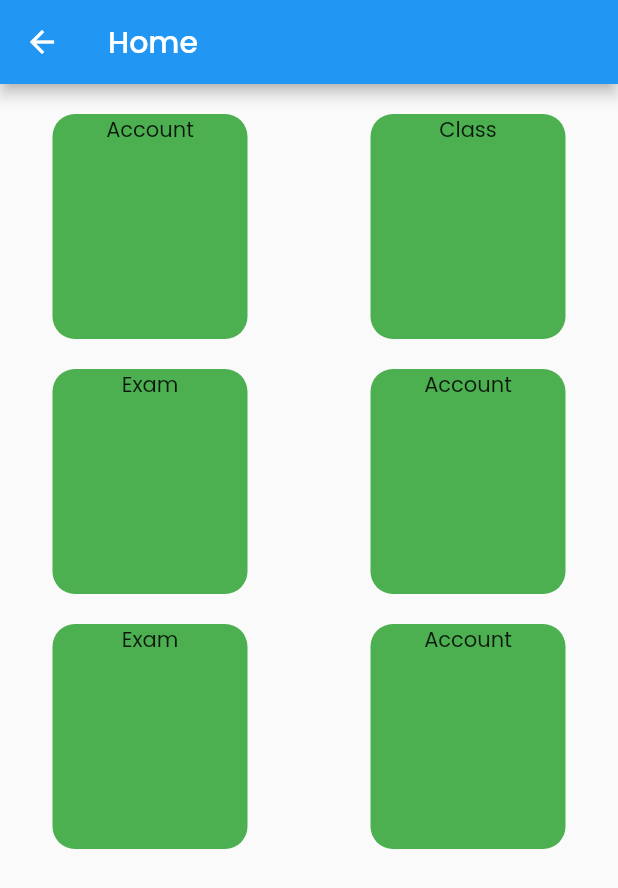
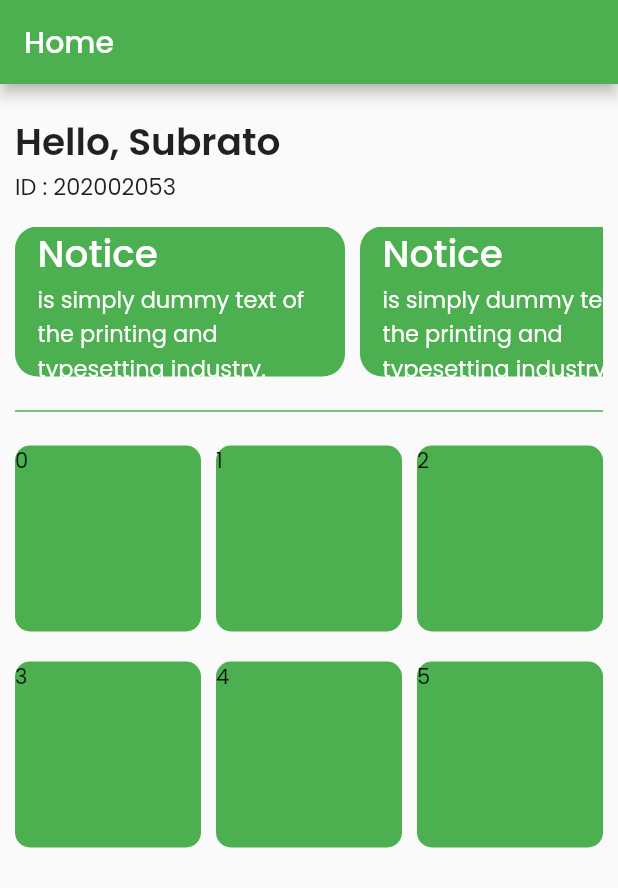
Before and after one commit to SubratoBcodez/smart-edu-app, a Flutter app: the Home screen opened by its route, on a phone screen of 412 x 824 dp. Shown: the top 888 px of the screen. Run offline on Flutter 3.47's test engine with Material 2 defaults, Android fonts, the phone set to English and light mode, and no system bars; our stand-ins replace cloud_firestore, firebase_auth, firebase_core, firebase_storage, flutter_onboarding_slider, get and 5 more; accounts and stored records are empty.

Commit message:
SubratoB

```diff
--- a/lib/views/home.dart
+++ b/lib/views/home.dart
@@ -7,115 +7,132 @@ class Home extends StatelessWidget {
   Widget build(BuildContext context) {
     return Scaffold(
         appBar: AppBar(
-        title: Text('Home'),
+          backgroundColor: Colors.green,
+          automaticallyImplyLeading: false,
+          title: Text(
+            "Home",
+            style: TextStyle(
+              color: Colors.white,
+            ),
+          ),
         ),
         body: SafeArea(
             child: Padding(
-        padding: const EdgeInsets.only(left: 35, right: 35),
-        child: SingleChildScrollView(
-          scrollDirection: Axis.vertical,
+          padding: const EdgeInsets.only(top: 20, left: 10, right: 10),
           child: Column(
+            crossAxisAlignment: CrossAxisAlignment.start,
             children: [
+              Text(
+                "Hello, Subrato",
+                style: TextStyle(fontSize: 25, fontWeight: FontWeight.w600),
+              ),
+              Text(
+                "ID : 202002053",
+                style: TextStyle(fontSize: 15, fontWeight: FontWeight.w400),
+              ),
               SizedBox(
-                height: 20,
+                height: 15,
               ),
-              Row(
-                mainAxisAlignment: MainAxisAlignment.spaceBetween,
+              SizedBox(
+                height: 100,
+                child: ListView(
+                  scrollDirection: Axis.horizontal,
                   children: [
                     Container(
-                    height: 150,
-                    width: 130,
-                    decoration: BoxDecoration(
-                        color: Colors.green,
-                        borderRadius: BorderRadius.circular(15)),
+                      child: Padding(
+                        padding: const EdgeInsets.only(left: 15),
                         child: Column(
+                          crossAxisAlignment: CrossAxisAlignment.start,
                           children: [
-                        Text('Account'),
+                            Text(
+                              "Notice",
+                              style: TextStyle(
+                                  fontSize: 25,
+                                  fontWeight: FontWeight.w500,
+                                  color: Colors.white),
+                            ),
+                            Text(
+                              "is simply dummy text of the printing and typesetting industry.",
+                              style: TextStyle(
+                                  fontSize: 15,
+                                  fontWeight: FontWeight.w400,
+                                  color: Colors.white),
+                            ),
                           ],
                         ),
                       ),
-                  Container(
-                    height: 150,
-                    width: 130,
+                      height: 100,
+                      width: 220,
                       decoration: BoxDecoration(
                         color: Colors.green,
-                        borderRadius: BorderRadius.circular(15)),
+                        borderRadius: BorderRadius.circular(15),
+                      ),
+                    ),
+                    SizedBox(
+                      width: 10,
+                    ),
+                    Container(
+                      child: Padding(
+                        padding: const EdgeInsets.only(left: 15),
                         child: Column(
+                          crossAxisAlignment: CrossAxisAlignment.start,
                           children: [
-                        Text('Class'),
+                            Text(
+                              "Notice",
+                              style: TextStyle(
+                                  fontSize: 25,
+                                  fontWeight: FontWeight.w500,
+                                  color: Colors.white),
+                            ),
+                            Text(
+                              "is simply dummy text of the printing and typesetting industry.",
+                              style: TextStyle(
+                                  fontSize: 15,
+                                  fontWeight: FontWeight.w400,
+                                  color: Colors.white),
+                            ),
                           ],
+                        ),
+                      ),
+                      height: 100,
+                      width: 220,
+                      decoration: BoxDecoration(
+                        color: Colors.green,
+                        borderRadius: BorderRadius.circular(15),
+                      ),
+                    ),
+                  ],
+                ),
+              ),
+              SizedBox(
+                height: 15,
+              ),
+              Divider(
+                thickness: 1,
+                color: Colors.green,
+              ),
+              SizedBox(
+                height: 15,
+              ),
+              Expanded(
+                child: GridView.builder(
+                  gridDelegate: const SliverGridDelegateWithFixedCrossAxisCount(
+                      crossAxisCount: 3,
+                      crossAxisSpacing: 10,
+                      mainAxisSpacing: 20),
+                  itemCount: 6,
+                  itemBuilder: (BuildContext context, int index) {
+                    return Container(
+                      decoration: BoxDecoration(
+                          borderRadius: BorderRadius.circular(10),
+                          color: Colors.green),
+                      child: Text(index.toString()),
+                    );
+                  },
                 ),
               )
             ],
           ),
-              SizedBox(
-                height: 20,
-              ),
-              Row(
-                mainAxisAlignment: MainAxisAlignment.spaceBetween,
-                children: [
-                  Container(
-                    height: 150,
-                    width: 130,
-                    decoration: BoxDecoration(
-                        color: Colors.green,
-                        borderRadius: BorderRadius.circular(15)),
-                    child: Column(
-                      children: [
-                        Text('Exam'),
-                      ],
-                    ),
-                  ),
-                  Container(
-                    height: 150,
-                    width: 130,
-                    decoration: BoxDecoration(
-                        color: Colors.green,
-                        borderRadius: BorderRadius.circular(15)),
-                    child: Column(
-                      children: [
-                        Text('Account'),
-                      ],
-                    ),
-                  )
-                ],
-              ),
-              SizedBox(
-                height: 20,
-              ),
-              Row(
-                mainAxisAlignment: MainAxisAlignment.spaceBetween,
-                children: [
-                  Container(
-                    height: 150,
-                    width: 130,
-                    decoration: BoxDecoration(
-                        color: Colors.green,
-                        borderRadius: BorderRadius.circular(15)),
-                    child: Column(
-                      children: [
-                        Text('Exam'),
-                      ],
-                    ),
-                  ),
-                  Container(
-                    height: 150,
-                    width: 130,
-                    decoration: BoxDecoration(
-                        color: Colors.green,
-                        borderRadius: BorderRadius.circular(15)),
-                    child: Column(
-                      children: [
-                        Text('Account'),
-                      ],
-                    ),
-                  )
-                ],
-              ),
-            ],
-          ),
-        ),
-      )),
-    );
+        )));
   }
 }
```
Lines whose indentation alone changed are shown as unchanged.
